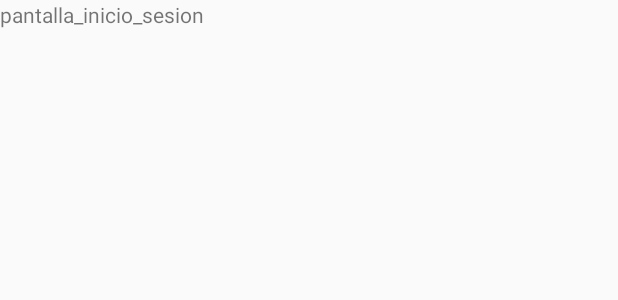
After one commit to CmaDam2132020/Leon-Ocio, an Android app: the layout inicio_sesion.xml on its own in the app's theme, with its tools: preview values and no code run, on a phone screen of 412 x 824 dp. The commit adds this screen. Shown: the top 300 px of the screen. Run offline under Robolectric (Android 15) with nearby library versions, the phone set to English and light mode, and no system bars.

Commit message:
Commit inicial

```diff
--- a/app/src/main/AndroidManifest.xml
+++ b/app/src/main/AndroidManifest.xml
@@ -16,6 +16,9 @@
                 <category android:name="android.intent.category.LAUNCHER" />
             </intent-filter>
         </activity>
+        <activity android:name=".IniciarSesion">
+
+        </activity>
     </application>
 
 </manifest>
--- a/app/src/main/res/layout/activity_main.xml
+++ b/app/src/main/res/layout/activity_main.xml
@@ -8,6 +8,7 @@
     tools:context=".MainActivity">
 
     <TextView
+        android:id="@+id/text_view_main"
         android:layout_width="match_parent"
         android:layout_height="wrap_content"
         android:text="Hello World!"
--- /dev/null
+++ b/app/src/main/res/layout/inicio_sesion.xml
@@ -0,0 +1,11 @@
+<?xml version="1.0" encoding="utf-8"?>
+<LinearLayout xmlns:android="http://schemas.android.com/apk/res/android"
+    android:orientation="vertical" android:layout_width="match_parent"
+    android:layout_height="match_parent">
+
+    <TextView
+        android:id="@+id/textView"
+        android:layout_width="match_parent"
+        android:layout_height="wrap_content"
+        android:text="pantalla_inicio_sesion" />
+</LinearLayout>
```
Also changed, not shown: app/src/main/java/com/example/leonocio/IniciarSesion.java (added, +13 -0 lines), app/src/main/java/com/example/leonocio/MainActivity.java (+21 -2 lines).
